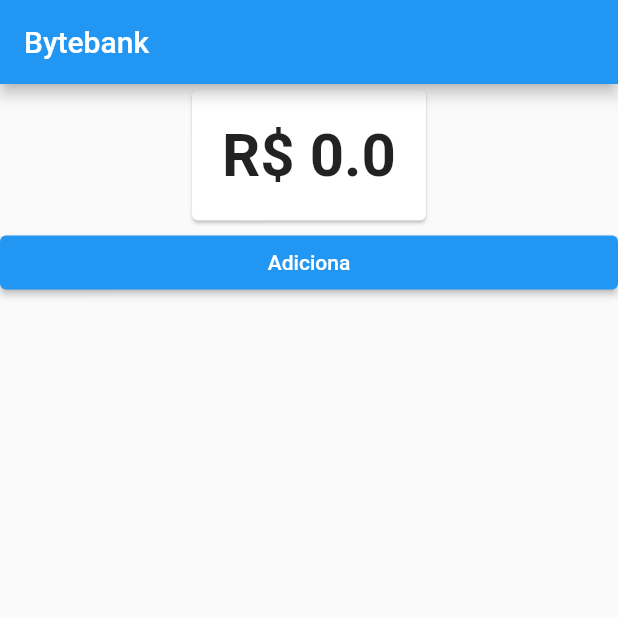
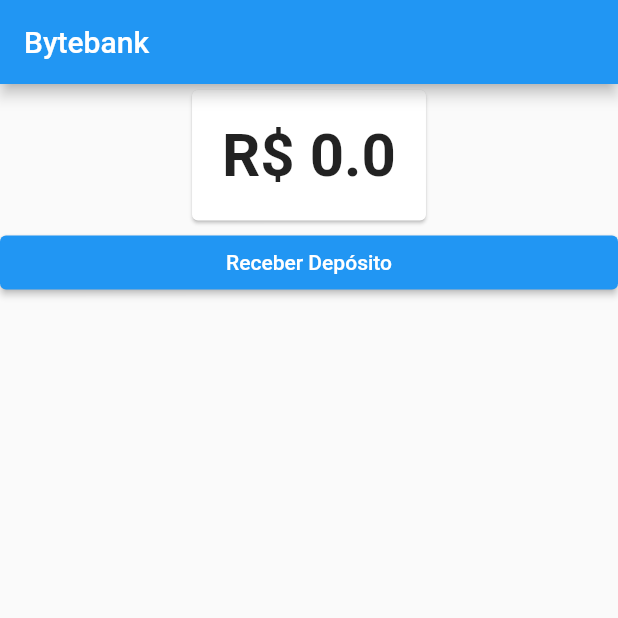
Before and after one commit to cleverton17/byteBank, a Flutter app: the screen it shows after launch, on a phone screen of 412 x 824 dp, the top half of it. Run offline on Flutter 3.47's test engine with Material 2 defaults, Android fonts, the phone set to English and light mode, and no system bars.

Commit message:
Adicionando funcionalidade -> Receber Depósiito <-

```diff
--- a/lib/models/saldo.dart
+++ b/lib/models/saldo.dart
@@ -8,6 +8,10 @@ class Saldo extends ChangeNotifier {
     this.valor += valor;
     notifyListeners();
   }
+  void subtrai (double valor) {
+    this.valor -= valor;
+    notifyListeners();
+  }
   @override
   String toString() {
     return 'R\$ $valor';
--- a/lib/screens/dashboard/dashboard.dart
+++ b/lib/screens/dashboard/dashboard.dart
@@ -1,5 +1,6 @@
 import 'package:bytebank/models/saldo.dart';
 import 'package:bytebank/screens/dashboard/saldo.dart';
+import 'package:bytebank/screens/deposito/formulario.dart';
 import 'package:flutter/material.dart';
 import 'package:provider/provider.dart';
 
@@ -14,14 +15,16 @@ class Dashboard extends StatelessWidget {
         alignment: Alignment.topCenter,
           child: SaldoCard(),
         ),
-          Consumer<Saldo>(builder: (context, saldo, child) {
-            return ElevatedButton(
-              child: Text('Adiciona'),
+
+        ElevatedButton(
+          child: Text('Receber Depósito'),
           onPressed: () {
-                saldo.adiciona(17);
+            Navigator.push(context, MaterialPageRoute(builder: (context) {
+              return FormularioDeposito();
+            }));
           },
+        ),
+    ])
     );
-          })
-        ]));
   }
 }
```
Also changed, not shown: lib/screens/deposito/formulario.dart (added, +56 -0 lines), lib/screens/transferencia/formulario.dart (indentation only). Lines whose indentation alone changed are shown as unchanged.
